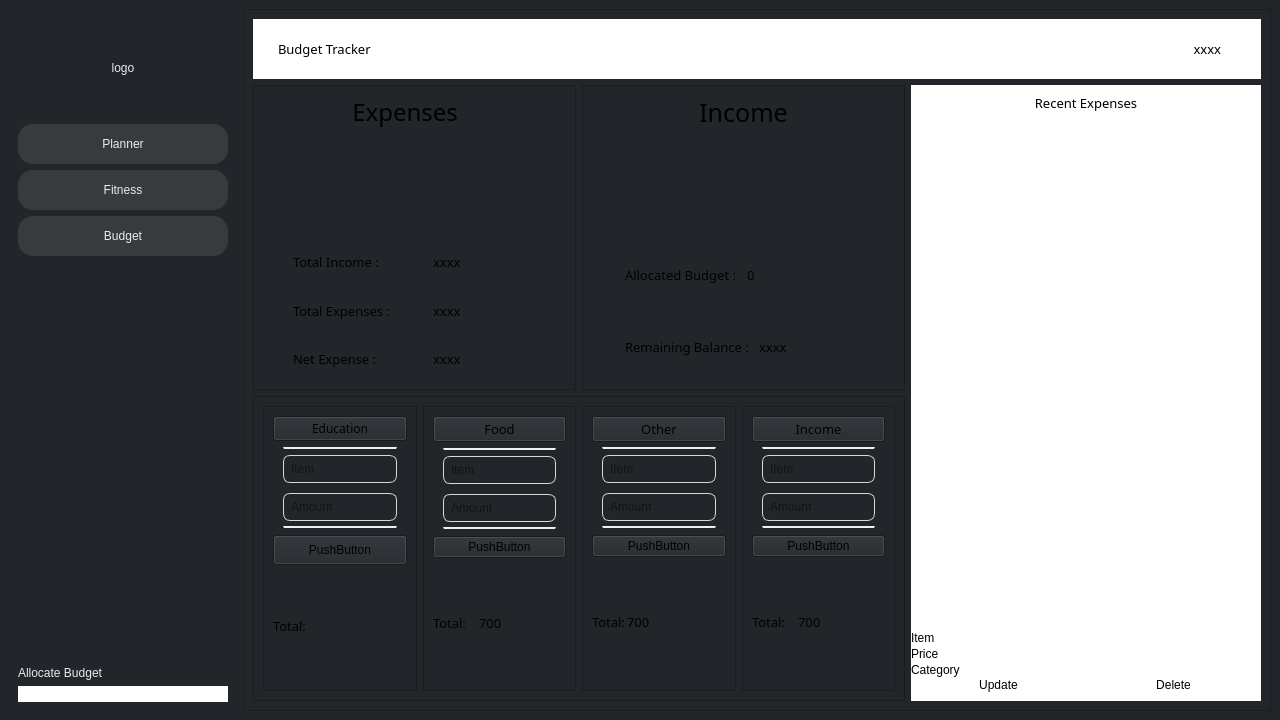
Qt form K/budget.ui (burr1to/kaizen) before a commit.
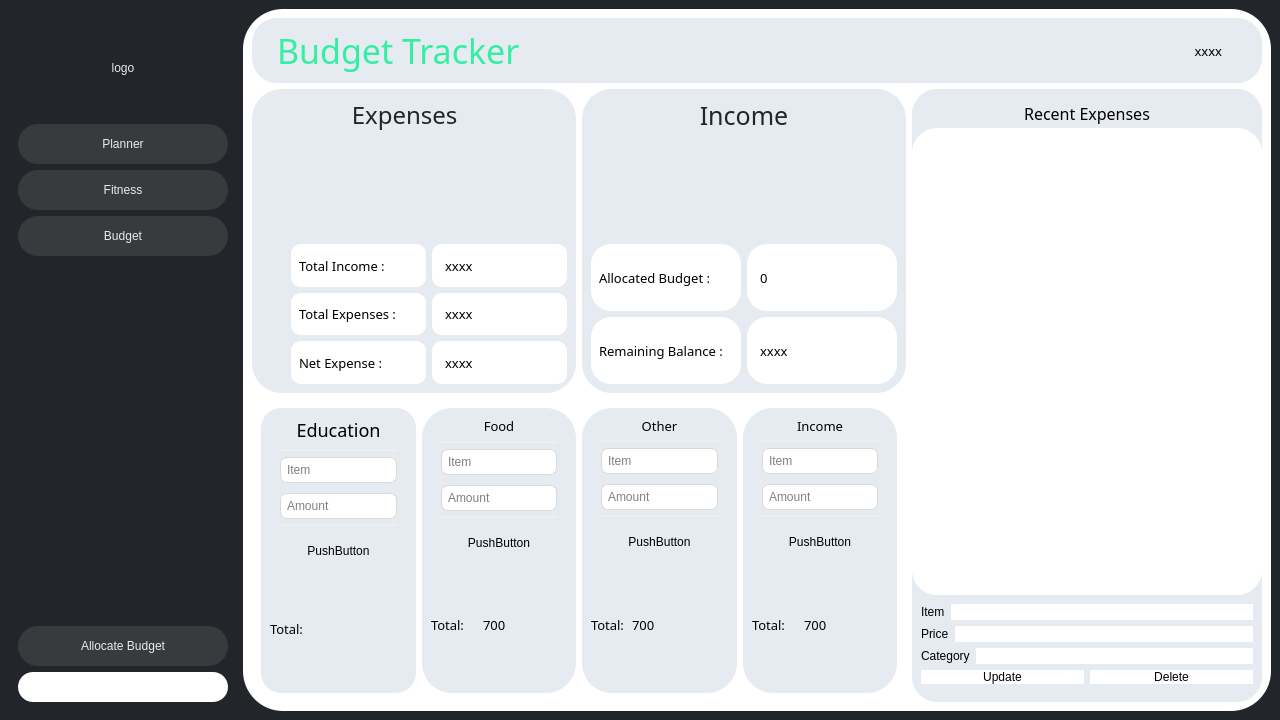
The same form after that commit. Icons and pictures are not drawn.

Commit message: Budget UI complete

Diff of the .ui file:
```diff
--- a/K/budget.ui
+++ b/K/budget.ui
@@ -54,7 +54,7 @@
         </widget>
        </item>
        <item>
-        <widget class="QPushButton" name="pushButton_2">
+        <widget class="QPushButton" name="planner">
          <property name="minimumSize">
           <size>
            <width>0</width>
@@ -62,9 +62,15 @@
           </size>
          </property>
          <property name="styleSheet">
-          <string notr="true">border:0px;
-border-radius:15px;
-background-color: rgb(55, 59, 62);</string>
+          <string notr="true">#planner{
+background-color: rgb(55, 59, 62);
+border-radius:20px;
+}
+#planner:hover{
+font: 18px;
+background-color:#e6ebf1;
+color: #22252a;
+}</string>
          </property>
          <property name="text">
           <string>Planner</string>
@@ -72,7 +78,7 @@
         </widget>
        </item>
        <item>
-        <widget class="QPushButton" name="pushButton_5">
+        <widget class="QPushButton" name="fit_butt">
          <property name="minimumSize">
           <size>
            <width>0</width>
@@ -80,9 +86,15 @@
           </size>
          </property>
          <property name="styleSheet">
-          <string notr="true">border:0px;
-border-radius:15px;
-background-color: rgb(55, 59, 62);</string>
+          <string notr="true">#fit_butt{
+background-color: rgb(55, 59, 62);
+border-radius:20px;
+}
+#fit_butt:hover{
+font: 18px;
+background-color:#e6ebf1;
+color: #22252a;
+}</string>
          </property>
          <property name="text">
           <string>Fitness</string>
@@ -90,7 +102,7 @@
         </widget>
        </item>
        <item>
-        <widget class="QPushButton" name="pushButton_11">
+        <widget class="QPushButton" name="bud_butt">
          <property name="minimumSize">
           <size>
            <width>0</width>
@@ -98,9 +110,15 @@
           </size>
          </property>
          <property name="styleSheet">
-          <string notr="true">border:0px;
-border-radius:15px;
-background-color: rgb(55, 59, 62);</string>
+          <string notr="true">#bud_butt{
+background-color: rgb(55, 59, 62);
+border-radius:20px;
+}
+#bud_butt:hover{
+font: 18px;
+background-color:#e6ebf1;
+color: #22252a;
+}</string>
          </property>
          <property name="text">
           <string>Budget</string>
@@ -122,15 +140,44 @@
        </item>
        <item>
         <widget class="QLabel" name="label_5">
+         <property name="minimumSize">
+          <size>
+           <width>0</width>
+           <height>40</height>
+          </size>
+         </property>
+         <property name="styleSheet">
+          <string notr="true">background-color: rgb(55, 59, 62);
+border-radius:20px;
+</string>
+         </property>
          <property name="text">
           <string>Allocate Budget</string>
          </property>
+         <property name="alignment">
+          <set>Qt::AlignCenter</set>
+         </property>
         </widget>
        </item>
        <item>
         <widget class="QLineEdit" name="allocating">
+         <property name="minimumSize">
+          <size>
+           <width>0</width>
+           <height>30</height>
+          </size>
+         </property>
          <property name="styleSheet">
-          <string notr="true">background-color:white;</string>
+          <string notr="true">#allocating{
+background-color: #ffffff;
+border-radius:15px;
+color:#22252a;
+}
+#allocating:hover{
+font: 18px;
+background-color:#e6ebf1;
+color: #22252a;
+}</string>
          </property>
         </widget>
        </item>
@@ -139,6 +186,11 @@
     </item>
     <item>
      <widget class="QFrame" name="frame_2">
+      <property name="styleSheet">
+       <string notr="true">border:0px;
+border-radius:40px;
+background-color:#ffffff;</string>
+      </property>
       <property name="frameShape">
        <enum>QFrame::StyledPanel</enum>
       </property>
@@ -158,8 +210,9 @@
           <bool>false</bool>
          </property>
          <property name="styleSheet">
-          <string notr="true">background-color: white;
-border: none;</string>
+          <string notr="true">border:0px;
+border-radius:25px;
+background-color: rgb(230, 235, 241);</string>
          </property>
          <property name="frameShape">
           <enum>QFrame::StyledPanel</enum>
@@ -179,14 +232,15 @@
             <property name="font">
              <font>
               <family>Foco</family>
-              <pointsize>10</pointsize>
+              <pointsize>-1</pointsize>
               <italic>false</italic>
               <bold>false</bold>
              </font>
             </property>
             <property name="styleSheet">
-             <string notr="true">color: black;
+             <string notr="true">color: #34efa3;
 border: none;
+font:34px;
 </string>
             </property>
             <property name="text">
@@ -227,6 +281,11 @@
             <layout class="QHBoxLayout" name="horizontalLayout_2" stretch="1,1">
              <item>
               <widget class="QFrame" name="frame_5">
+               <property name="styleSheet">
+                <string notr="true">border:0px;
+border-radius:30px;
+background-color: rgb(230, 235, 241);</string>
+               </property>
                <property name="frameShape">
                 <enum>QFrame::StyledPanel</enum>
                </property>
@@ -248,7 +307,7 @@
                     </property>
                     <property name="styleSheet">
                      <string notr="true">border: none;
-color: black;
+color: #22252a;
 font:24px;
 </string>
                     </property>
@@ -277,6 +336,12 @@
                           <bold>false</bold>
                          </font>
                         </property>
+                        <property name="styleSheet">
+                         <string notr="true">background-color: #ffffff;
+border-radius:10px;
+padding:5px;
+</string>
+                        </property>
                         <property name="text">
                          <string>Total Income : </string>
                         </property>
@@ -295,6 +360,17 @@
                           <bold>false</bold>
                          </font>
                         </property>
+                        <property name="styleSheet">
+                         <string notr="true">#intotal{
+background-color: #ffffff;
+border-radius:10px;
+padding-left:10px;
+}
+#intotal:hover{
+background-color:#22252a;
+color: #e6ebf1;
+}</string>
+                        </property>
                         <property name="text">
                          <string>xxxx</string>
                         </property>
@@ -314,6 +390,12 @@
                           <bold>false</bold>
                          </font>
                         </property>
+                        <property name="styleSheet">
+                         <string notr="true">background-color: #ffffff;
+border-radius:10px;
+padding:5px;
+</string>
+                        </property>
                         <property name="text">
                          <string>Total Expenses : </string>
                         </property>
@@ -332,6 +414,17 @@
                           <bold>false</bold>
                          </font>
                         </property>
+                        <property name="styleSheet">
+                         <string notr="true">#extotal{
+background-color: #ffffff;
+border-radius:10px;
+padding-left:10px;
+}
+#extotal:hover{
+background-color:#22252a;
+color: #e6ebf1;
+}</string>
+                        </property>
                         <property name="text">
                          <string>xxxx</string>
                         </property>
@@ -351,6 +444,12 @@
                           <bold>false</bold>
                          </font>
                         </property>
+                        <property name="styleSheet">
+                         <string notr="true">background-color: #ffffff;
+border-radius:10px;
+padding:5px;
+</string>
+                        </property>
                         <property name="text">
                          <string>Net Expense : </string>
                         </property>
@@ -369,6 +468,17 @@
                           <bold>false</bold>
                          </font>
                         </property>
+                        <property name="styleSheet">
+                         <string notr="true">#net{
+background-color: #ffffff;
+border-radius:10px;
+padding-left:10px;
+}
+#net:hover{
+background-color:#22252a;
+color: #e6ebf1;
+}</string>
+                        </property>
                         <property name="text">
                          <string>xxxx</string>
                         </property>
@@ -385,6 +495,11 @@
              </item>
              <item>
               <widget class="QFrame" name="frame_7">
+               <property name="styleSheet">
+                <string notr="true">border:0px;
+border-radius:30px;
+background-color: rgb(230, 235, 241);</string>
+               </property>
                <property name="frameShape">
                 <enum>QFrame::StyledPanel</enum>
                </property>
@@ -406,7 +521,7 @@
                     </property>
                     <property name="styleSheet">
                      <string notr="true">border: none;
-color: black;
+color: #22252a;
 font:25px;
 
 </string>
@@ -437,7 +552,10 @@
                          </font>
                         </property>
                         <property name="styleSheet">
-                         <string notr="true">padding-left: 30px;</string>
+                         <string notr="true">background-color: #ffffff;
+border-radius:20px;
+padding:5px;
+</string>
                         </property>
                         <property name="text">
                          <string>Allocated Budget :</string>
@@ -457,6 +575,17 @@
                           <bold>false</bold>
                          </font>
                         </property>
+                        <property name="styleSheet">
+                         <string notr="true">#allbudget{
+background-color: #ffffff;
+border-radius:20px;
+padding-left:10px;
+}
+#allbudget:hover{
+background-color:#22252a;
+color: #e6ebf1;
+}</string>
+                        </property>
                         <property name="text">
                          <string>0</string>
                         </property>
@@ -477,7 +606,10 @@
                          </font>
                         </property>
                         <property name="styleSheet">
-                         <string notr="true">padding-left: 30px;</string>
+                         <string notr="true">background-color: #ffffff;
+border-radius:20px;
+padding:5px;
+</string>
                         </property>
                         <property name="text">
                          <string>Remaining Balance :</string>
@@ -497,6 +629,17 @@
                           <bold>false</bold>
                          </font>
                         </property>
+                        <property name="styleSheet">
+                         <string notr="true">#rem{
+background-color: #ffffff;
+border-radius:20px;
+padding-left:10px;
+}
+#rem:hover{
+background-color:#22252a;
+color: #e6ebf1;
+}</string>
+                        </property>
                         <property name="text">
                          <string>xxxx</string>
                         </property>
@@ -527,6 +670,11 @@
              <layout class="QHBoxLayout" name="horizontalLayout_23" stretch="1,1,1,1">
               <item>
                <widget class="QFrame" name="frame_11">
+                <property name="styleSheet">
+                 <string notr="true">border:0px;
+border-radius:20px;
+background-color: rgb(230, 235, 241);</string>
+                </property>
                 <property name="frameShape">
                  <enum>QFrame::StyledPanel</enum>
                 </property>
@@ -561,7 +709,7 @@
                          </property>
                          <property name="styleSheet">
                           <string notr="true">color: black;
-font:12px;
+font:18px;
 </string>
                          </property>
                          <property name="text">
@@ -604,11 +752,18 @@
                        <item>
                         <widget class="QLineEdit" name="edu_item">
                          <property name="styleSheet">
-                          <string notr="true">border: 1px solid rgb(217, 217, 217);
+                          <string notr="true">#edu_item{
+border: 1px solid rgb(217, 217, 217);
 border-radius: 7px;
-padding: 5px;
 margin-left: 10px;
-margin-right: 10px;</string>
+margin-right: 10px;
+background-color: #ffffff;
+padding:4px;
+}
+#edu_item:hover{
+background-color:#22252a;
+color: #e6ebf1;
+}</string>
                          </property>
                          <property name="alignment">
                           <set>Qt::AlignLeading|Qt::AlignLeft|Qt::AlignVCenter</set>
@@ -621,11 +776,18 @@
                        <item>
                         <widget class="QLineEdit" name="edu_amount">
                          <property name="styleSheet">
-                          <string notr="true">border: 1px solid rgb(217, 217, 217);
+                          <string notr="true">#edu_amount{
+border: 1px solid rgb(217, 217, 217);
 border-radius: 7px;
-padding: 5px;
 margin-left: 10px;
-margin-right: 10px;</string>
+margin-right: 10px;
+background-color: #ffffff;
+padding:4px;
+}
+#edu_amount:hover{
+background-color:#22252a;
+color: #e6ebf1;
+}</string>
                          </property>
                          <property name="placeholderText">
                           <string>Amount</string>
@@ -655,7 +817,7 @@
                    <property name="minimumSize">
                     <size>
                      <width>0</width>
-                     <height>30</height>
+                     <height>35</height>
                     </size>
                    </property>
                    <property name="text">
@@ -693,6 +855,9 @@
                        <bold>false</bold>
                       </font>
                      </property>
+                     <property name="styleSheet">
+                      <string notr="true">padding:2px;</string>
+                     </property>
                      <property name="text">
                       <string/>
                      </property>
@@ -705,6 +870,11 @@
               </item>
               <item>
                <widget class="QFrame" name="frame_8">
+                <property name="styleSheet">
+                 <string notr="true">border:0px;
+border-radius:30px;
+background-color: rgb(230, 235, 241);</string>
+                </property>
                 <property name="frameShape">
                  <enum>QFrame::StyledPanel</enum>
                 </property>
@@ -775,11 +945,18 @@
                      <item>
                       <widget class="QLineEdit" name="f_item">
                        <property name="styleSheet">
-                        <string notr="true">border: 1px solid rgb(217, 217, 217);
+                        <string notr="true">#f_item{
+border: 1px solid rgb(217, 217, 217);
 border-radius: 7px;
-padding: 5px;
 margin-left: 10px;
-margin-right: 10px;</string>
+margin-right: 10px;
+background-color: #ffffff;
+padding:4px;
+}
+#f_item:hover{
+background-color:#22252a;
+color: #e6ebf1;
+}</string>
                        </property>
                        <property name="alignment">
                         <set>Qt::AlignLeading|Qt::AlignLeft|Qt::AlignVCenter</set>
@@ -792,11 +969,18 @@
                      <item>
                       <widget class="QLineEdit" name="f_amount">
                        <property name="styleSheet">
-                        <string notr="true">border: 1px solid rgb(217, 217, 217);
+                        <string notr="true">#f_amount{
+border: 1px solid rgb(217, 217, 217);
 border-radius: 7px;
-padding: 5px;
 margin-left: 10px;
-margin-right: 10px;</string>
+margin-right: 10px;
+background-color: #ffffff;
+padding:4px;
+}
+#f_amount:hover{
+background-color:#22252a;
+color: #e6ebf1;
+}</string>
                        </property>
                        <property name="placeholderText">
                         <string>Amount</string>
@@ -828,6 +1012,12 @@
                  </item>
                  <item>
                   <widget class="QPushButton" name="pushButton_4">
+                   <property name="minimumSize">
+                    <size>
+                     <width>0</width>
+                     <height>35</height>
+                    </size>
+                   </property>
                    <property name="text">
                     <string>PushButton</string>
                    </property>
@@ -863,6 +1053,9 @@
                        <bold>false</bold>
                       </font>
                      </property>
+                     <property name="styleSheet">
+                      <string notr="true">padding:2px;</string>
+                     </property>
                      <property name="text">
                       <string>700</string>
                      </property>
@@ -875,6 +1068,11 @@
               </item>
               <item>
                <widget class="QFrame" name="frame_9">
+                <property name="styleSheet">
+                 <string notr="true">border:0px;
+border-radius:30px;
+background-color: rgb(230, 235, 241);</string>
+                </property>
                 <property name="frameShape">
                  <enum>QFrame::StyledPanel</enum>
                 </property>
@@ -950,11 +1148,18 @@
                        <item>
                         <widget class="QLineEdit" name="o_item">
                          <property name="styleSheet">
-                          <string notr="true">border: 1px solid rgb(217, 217, 217);
+                          <string notr="true">#o_item{
+border: 1px solid rgb(217, 217, 217);
 border-radius: 7px;
-padding: 5px;
 margin-left: 10px;
-margin-right: 10px;</string>
+margin-right: 10px;
+background-color: #ffffff;
+padding:4px;
+}
+#o_item:hover{
+background-color:#22252a;
+color: #e6ebf1;
+}</string>
                          </property>
                          <property name="alignment">
                           <set>Qt::AlignLeading|Qt::AlignLeft|Qt::AlignVCenter</set>
@@ -967,11 +1172,18 @@
                        <item>
                         <widget class="QLineEdit" name="o_amount">
                          <property name="styleSheet">
-                          <string notr="true">border: 1px solid rgb(217, 217, 217);
+                          <string notr="true">#o_amount{
+border: 1px solid rgb(217, 217, 217);
 border-radius: 7px;
-padding: 5px;
 margin-left: 10px;
-margin-right: 10px;</string>
+margin-right: 10px;
+background-color: #ffffff;
+padding:4px;
+}
+#o_amount:hover{
+background-color:#22252a;
+color: #e6ebf1;
+}</string>
                          </property>
                          <property name="placeholderText">
                           <string>Amount</string>
@@ -998,6 +1210,12 @@
                  </item>
                  <item>
                   <widget class="QPushButton" name="pushButton_9">
+                   <property name="minimumSize">
+                    <size>
+                     <width>0</width>
+                     <height>35</height>
+                    </size>
+                   </property>
                    <property name="text">
                     <string>PushButton</string>
                    </property>
@@ -1033,6 +1251,9 @@
                        <bold>false</bold>
                       </font>
                      </property>
+                     <property name="styleSheet">
+                      <string notr="true">padding:2px;</string>
+                     </property>
                      <property name="text">
                       <string>700</string>
                      </property>
@@ -1045,6 +1266,11 @@
               </item>
               <item>
                <widget class="QFrame" name="frame_10">
+                <property name="styleSheet">
+                 <string notr="true">border:0px;
+border-radius:30px;
+background-color: rgb(230, 235, 241);</string>
+                </property>
                 <property name="frameShape">
                  <enum>QFrame::StyledPanel</enum>
                 </property>
@@ -1120,11 +1346,18 @@
                        <item>
                         <widget class="QLineEdit" name="in_item">
                          <property name="styleSheet">
-                          <string notr="true">border: 1px solid rgb(217, 217, 217);
+                          <string notr="true">#in_item{
+border: 1px solid rgb(217, 217, 217);
 border-radius: 7px;
-padding: 5px;
 margin-left: 10px;
-margin-right: 10px;</string>
+margin-right: 10px;
+background-color: #ffffff;
+padding:4px;
+}
+#in_item:hover{
+background-color:#22252a;
+color: #e6ebf1;
+}</string>
                          </property>
                          <property name="alignment">
                           <set>Qt::AlignLeading|Qt::AlignLeft|Qt::AlignVCenter</set>
@@ -1137,11 +1370,18 @@
                        <item>
                         <widget class="QLineEdit" name="in_amount">
                          <property name="styleSheet">
-                          <string notr="true">border: 1px solid rgb(217, 217, 217);
+                          <string notr="true">#in_amount{
+border: 1px solid rgb(217, 217, 217);
 border-radius: 7px;
-padding: 5px;
 margin-left: 10px;
-margin-right: 10px;</string>
+margin-right: 10px;
+background-color: #ffffff;
+padding:4px;
+}
+#in_amount:hover{
+background-color:#22252a;
+color: #e6ebf1;
+}</string>
                          </property>
                          <property name="placeholderText">
                           <string>Amount</string>
@@ -1168,6 +1408,12 @@
                  </item>
                  <item>
                   <widget class="QPushButton" name="pushButton_13">
+                   <property name="minimumSize">
+                    <size>
+                     <width>0</width>
+                     <height>35</height>
+                    </size>
+                   </property>
                    <property name="text">
                     <string>PushButton</string>
                    </property>
@@ -1203,6 +1449,9 @@
                        <bold>false</bold>
                       </font>
                      </property>
+                     <property name="styleSheet">
+                      <string notr="true">padding:2px;</string>
+                     </property>
                      <property name="text">
                       <string>700</string>
                      </property>
@@ -1233,8 +1482,9 @@
             </size>
            </property>
            <property name="styleSheet">
-            <string notr="true">border: none;
-background: white;</string>
+            <string notr="true">border:0px;
+border-radius:25px;
+background-color: rgb(230, 235, 241);</string>
            </property>
            <property name="frameShape">
             <enum>QFrame::StyledPanel</enum>
@@ -1254,17 +1504,25 @@
             </property>
             <item>
              <widget class="QLabel" name="label_8">
+              <property name="minimumSize">
+               <size>
+                <width>0</width>
+                <height>30</height>
+               </size>
+              </property>
               <property name="font">
                <font>
                 <family>Foco</family>
-                <pointsize>10</pointsize>
+                <pointsize>-1</pointsize>
                 <italic>false</italic>
                 <bold>false</bold>
                </font>
               </property>
               <property name="styleSheet">
-               <string notr="true">border: none;
-color: black;</string>
+               <string notr="true">border:0px;
+border-radius:15px;
+font:16px;
+background-color: rgb(230, 235, 241);</string>
               </property>
               <property name="text">
                <string>Recent Expenses</string>
@@ -1277,7 +1535,9 @@
             <item>
              <widget class="QTableView" name="expta">
               <property name="styleSheet">
-               <string notr="true">font:12px;</string>
+               <string notr="true">border:0px;
+border-radius:25px;
+background-color: #ffffff</string>
               </property>
               <property name="autoScrollMargin">
                <number>10</number>
@@ -1300,6 +1560,21 @@
              </widget>
             </item>
             <item>
+             <widget class="QFrame" name="frame_12">
+              <property name="minimumSize">
+               <size>
+                <width>0</width>
+                <height>50</height>
+               </size>
+              </property>
+              <property name="frameShape">
+               <enum>QFrame::StyledPanel</enum>
+              </property>
+              <property name="frameShadow">
+               <enum>QFrame::Raised</enum>
+              </property>
+              <layout class="QVBoxLayout" name="verticalLayout_11">
+               <item>
              <layout class="QVBoxLayout" name="verticalLayout_26">
               <item>
                <layout class="QVBoxLayout" name="verticalLayout_21">
@@ -1313,7 +1588,18 @@
                    </widget>
                   </item>
                   <item>
-                   <widget class="QLineEdit" name="itemr"/>
+                      <widget class="QLineEdit" name="itemr">
+                       <property name="styleSheet">
+                        <string notr="true">#itemr{
+background-color: #ffffff;
+border-radius:10px;
+}
+#itemr:hover{
+background-color:#22252a;
+color: #e6ebf1;
+}</string>
+                       </property>
+                      </widget>
                   </item>
                  </layout>
                 </item>
@@ -1327,7 +1613,18 @@
                    </widget>
                   </item>
                   <item>
-                   <widget class="QLineEdit" name="pricer"/>
+                      <widget class="QLineEdit" name="pricer">
+                       <property name="styleSheet">
+                        <string notr="true">#pricer{
+background-color: #ffffff;
+border-radius:10px;
+}
+#pricer:hover{
+background-color:#22252a;
+color: #e6ebf1;
+}</string>
+                       </property>
+                      </widget>
                   </item>
                  </layout>
                 </item>
@@ -1341,7 +1638,18 @@
                    </widget>
                   </item>
                   <item>
-                   <widget class="QLineEdit" name="catr"/>
+                      <widget class="QLineEdit" name="catr">
+                       <property name="styleSheet">
+                        <string notr="true">#catr{
+background-color: #ffffff;
+border-radius:10px;
+}
+#catr:hover{
+background-color:#22252a;
+color: #e6ebf1;
+}</string>
+                       </property>
+                      </widget>
                   </item>
                  </layout>
                 </item>
@@ -1351,6 +1659,16 @@
                <layout class="QHBoxLayout" name="horizontalLayout_17">
                 <item>
                  <widget class="QPushButton" name="updatebutt">
+                     <property name="styleSheet">
+                      <string notr="true">#updatebutt{
+background-color: #ffffff;
+border-radius:10px;
+}
+#updatebutt:hover{
+background-color:#22252a;
+color: #e6ebf1;
+}</string>
+                     </property>
                   <property name="text">
                    <string>Update</string>
                   </property>
@@ -1358,6 +1676,16 @@
                 </item>
                 <item>
                  <widget class="QPushButton" name="deletebutt">
+                     <property name="styleSheet">
+                      <string notr="true">#deletebutt{
+background-color: #ffffff;
+border-radius:10px;
+}
+#deletebutt:hover{
+background-color:#22252a;
+color: #e6ebf1;
+}</string>
+                     </property>
                   <property name="text">
                    <string>Delete</string>
                   </property>
@@ -1366,6 +1694,9 @@
                </layout>
               </item>
              </layout>
+               </item>
+              </layout>
+             </widget>
             </item>
            </layout>
           </widget>
```
Lines whose indentation alone changed are shown as unchanged. The commit also changes 1 other file.
